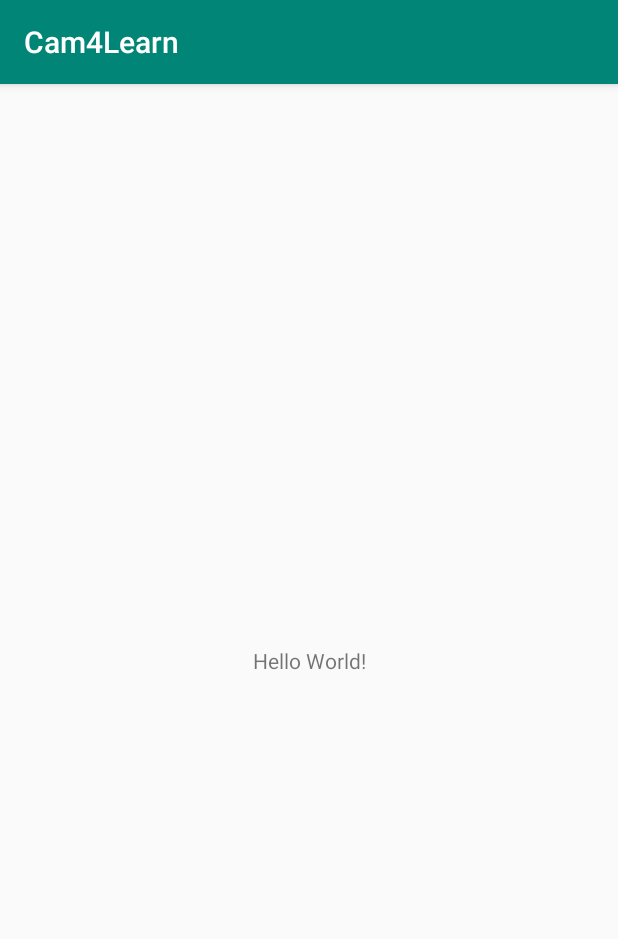
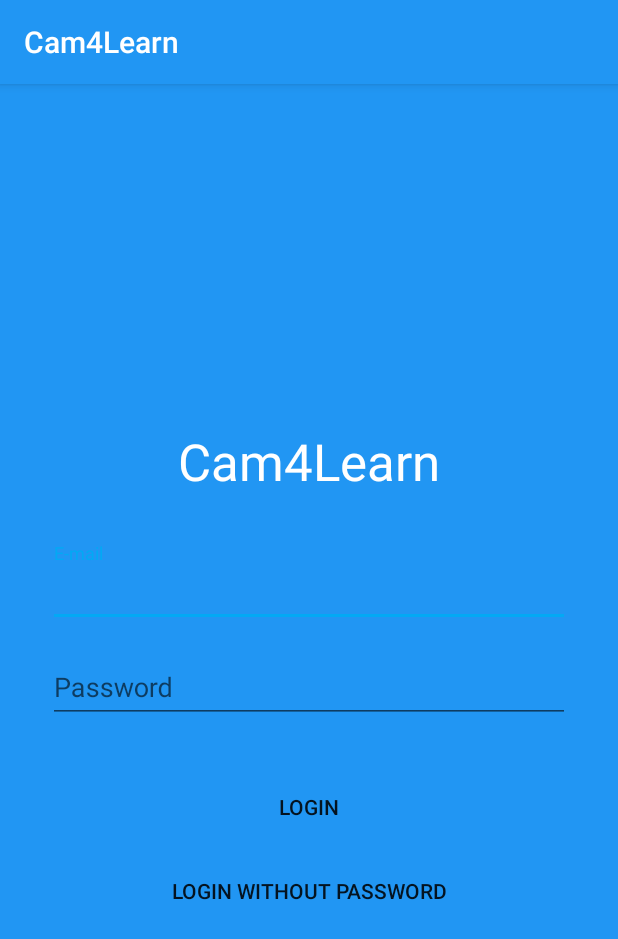
Before and after one commit to SergeyGubar/cam4learn-mobile, an Android app: the screen it shows after launch (MainActivity before the commit, LoginActivity after it), on a phone screen of 412 x 824 dp. Shown: the top 939 px of the screen. Run offline under Robolectric (Android 15) with nearby library versions, the phone set to English and light mode, and no system bars; our stand-ins replace Timber.

Commit message:
Basic login screen UI

```diff
--- a/app/build.gradle
+++ b/app/build.gradle
@@ -24,10 +24,17 @@ android {
 
 dependencies {
     implementation fileTree(dir: 'libs', include: ['*.jar'])
-    implementation"org.jetbrains.kotlin:kotlin-stdlib-jdk7:$kotlin_version"
+    implementation "org.jetbrains.kotlin:kotlin-stdlib-jdk7:$kotlin_version"
     implementation 'com.android.support:appcompat-v7:28.0.0'
     implementation 'com.android.support.constraint:constraint-layout:1.1.3'
+    implementation 'com.squareup.retrofit2:retrofit:2.5.0'
+    implementation 'com.jakewharton.timber:timber:4.7.1'
+    implementation 'com.squareup.retrofit2:adapter-rxjava:2.5.0'
+    implementation "io.reactivex.rxjava2:rxjava:2.2.7"
+    implementation 'com.squareup.retrofit2:converter-gson:2.4.0'
+    implementation 'com.google.code.gson:gson:2.8.5'
     testImplementation 'junit:junit:4.12'
     androidTestImplementation 'com.android.support.test:runner:1.0.2'
     androidTestImplementation 'com.android.support.test.espresso:espresso-core:3.0.2'
+    implementation 'com.android.support:design:28.0.0'
 }
--- a/app/src/main/AndroidManifest.xml
+++ b/app/src/main/AndroidManifest.xml
@@ -1,21 +1,29 @@
 <?xml version="1.0" encoding="utf-8"?>
 <manifest xmlns:android="http://schemas.android.com/apk/res/android"
-          xmlns:tools="http://schemas.android.com/tools" package="io.github.gubarsergey.cam4learn">
+    xmlns:tools="http://schemas.android.com/tools"
+    package="io.github.gubarsergey.cam4learn">
+
+    <uses-permission android:name="android.permission.INTERNET" />
 
     <application
-            android:allowBackup="true"
-            android:icon="@mipmap/ic_launcher"
-            android:label="@string/app_name"
-            android:roundIcon="@mipmap/ic_launcher_round"
-            android:supportsRtl="true"
-            android:theme="@style/AppTheme" tools:ignore="GoogleAppIndexingWarning">
-        <activity android:name=".MainActivity">
+        android:name=".App"
+        android:allowBackup="true"
+        android:icon="@mipmap/ic_launcher"
+        android:label="@string/app_name"
+        android:roundIcon="@mipmap/ic_launcher_round"
+        android:supportsRtl="true"
+        android:theme="@style/AppTheme"
+        tools:ignore="GoogleAppIndexingWarning">
+        <activity
+            android:name=".ui.LoginActivity"
+            android:screenOrientation="portrait">
             <intent-filter>
-                <action android:name="android.intent.action.MAIN"/>
+                <action android:name="android.intent.action.MAIN" />
+                <category android:name="android.intent.category.LAUNCHER" />
 
-                <category android:name="android.intent.category.LAUNCHER"/>
             </intent-filter>
         </activity>
+        <activity android:name=".ui.MainActivity" />
     </application>
 
 </manifest>
--- /dev/null
+++ b/app/src/main/java/io/github/gubarsergey/cam4learn/App.kt
@@ -0,0 +1,13 @@
+package io.github.gubarsergey.cam4learn
+
+import android.app.Application
+import timber.log.Timber
+
+class App : Application() {
+    override fun onCreate() {
+        super.onCreate()
+        if (BuildConfig.DEBUG) {
+            Timber.plant(Timber.DebugTree())
+        }
+    }
+}
--- a/app/src/main/java/io/github/gubarsergey/cam4learn/MainActivity.kt
+++ b/app/src/main/java/io/github/gubarsergey/cam4learn/ui/LoginActivity.kt
@@ -1,12 +1,13 @@
-package io.github.gubarsergey.cam4learn
+package io.github.gubarsergey.cam4learn.ui
 
 import android.support.v7.app.AppCompatActivity
 import android.os.Bundle
+import io.github.gubarsergey.cam4learn.R
 
-class MainActivity : AppCompatActivity() {
+class LoginActivity : AppCompatActivity() {
 
     override fun onCreate(savedInstanceState: Bundle?) {
         super.onCreate(savedInstanceState)
-        setContentView(R.layout.activity_main)
+        setContentView(R.layout.activity_login)
     }
 }
--- /dev/null
+++ b/app/src/main/java/io/github/gubarsergey/cam4learn/ui/MainActivity.kt
@@ -0,0 +1,13 @@
+package io.github.gubarsergey.cam4learn.ui
+
+import android.support.v7.app.AppCompatActivity
+import android.os.Bundle
+import io.github.gubarsergey.cam4learn.R
+
+class MainActivity : AppCompatActivity() {
+
+    override fun onCreate(savedInstanceState: Bundle?) {
+        super.onCreate(savedInstanceState)
+        setContentView(R.layout.activity_main)
+    }
+}
--- /dev/null
+++ b/app/src/main/java/io/github/gubarsergey/cam4learn/utility/helper/SharedPrefHelper.kt
@@ -0,0 +1,4 @@
+package io.github.gubarsergey.cam4learn.utility.helper
+
+object SharedPrefHelper {
+}
--- /dev/null
+++ b/app/src/main/java/io/github/gubarsergey/cam4learn/utility/validator/CredentialsValidator.kt
@@ -0,0 +1,11 @@
+package io.github.gubarsergey.cam4learn.utility.validator
+
+object CredentialsValidator {
+    fun isEmailValid(email: String): Boolean {
+        return email.length > 5
+    }
+
+    fun isPasswordValid(password: String): Boolean {
+        return password.length > 5
+    }
+}
--- /dev/null
+++ b/app/src/main/res/layout/activity_login.xml
@@ -0,0 +1,77 @@
+<?xml version="1.0" encoding="utf-8"?>
+<android.support.constraint.ConstraintLayout xmlns:android="http://schemas.android.com/apk/res/android"
+    xmlns:app="http://schemas.android.com/apk/res-auto"
+    xmlns:tools="http://schemas.android.com/tools"
+    android:layout_width="match_parent"
+    android:layout_height="match_parent"
+    android:background="@color/colorPrimary"
+    tools:context=".ui.LoginActivity">
+
+
+    <android.support.design.widget.TextInputLayout
+        android:id="@+id/textInputLayout"
+        android:layout_width="match_parent"
+        android:layout_height="wrap_content"
+        android:layout_marginStart="32dp"
+        android:layout_marginEnd="32dp"
+        android:layout_marginBottom="100dp"
+        app:layout_constraintBottom_toBottomOf="parent"
+        app:layout_constraintEnd_toEndOf="parent"
+        app:layout_constraintStart_toStartOf="parent"
+        app:layout_constraintTop_toTopOf="parent">
+
+        <android.support.design.widget.TextInputEditText
+            android:layout_width="match_parent"
+            android:layout_height="wrap_content"
+            android:hint="@string/hint_enter_email"
+            android:inputType="textEmailAddress" />
+    </android.support.design.widget.TextInputLayout>
+
+    <android.support.design.widget.TextInputLayout
+        android:id="@+id/textInputLayout2"
+        android:layout_width="0dp"
+        android:layout_height="wrap_content"
+        android:layout_marginTop="8dp"
+        android:inputType="textPassword"
+        app:layout_constraintEnd_toEndOf="@+id/textInputLayout"
+        app:layout_constraintStart_toStartOf="@+id/textInputLayout"
+        app:layout_constraintTop_toBottomOf="@+id/textInputLayout">
+
+        <android.support.design.widget.TextInputEditText
+            android:layout_width="match_parent"
+            android:layout_height="wrap_content"
+            android:hint="@string/hint_enter_password" />
+    </android.support.design.widget.TextInputLayout>
+
+    <TextView
+        android:layout_width="wrap_content"
+        android:layout_height="wrap_content"
+        android:textColor="@android:color/white"
+        android:layout_marginBottom="32dp"
+        android:text="@string/app_name"
+        android:textAppearance="@style/TextAppearance.AppCompat.Display1"
+        app:layout_constraintBottom_toTopOf="@+id/textInputLayout"
+        app:layout_constraintEnd_toEndOf="@+id/textInputLayout"
+        app:layout_constraintStart_toStartOf="@+id/textInputLayout" />
+
+    <android.support.v7.widget.AppCompatButton
+        android:id="@+id/appCompatButton"
+        style="@style/Widget.AppCompat.Button.Borderless"
+        android:layout_width="0dp"
+        android:layout_height="wrap_content"
+        android:layout_marginTop="32dp"
+        android:text="@string/login"
+        app:layout_constraintEnd_toEndOf="@+id/textInputLayout2"
+        app:layout_constraintStart_toStartOf="@+id/textInputLayout2"
+        app:layout_constraintTop_toBottomOf="@+id/textInputLayout2" />
+
+    <android.support.v7.widget.AppCompatButton
+        style="@style/Widget.AppCompat.Button.Borderless"
+        android:layout_width="0dp"
+        android:layout_height="wrap_content"
+        android:layout_marginTop="8dp"
+        android:text="@string/login_without_password"
+        app:layout_constraintEnd_toEndOf="@+id/appCompatButton"
+        app:layout_constraintStart_toStartOf="@+id/appCompatButton"
+        app:layout_constraintTop_toBottomOf="@+id/appCompatButton" />
+</android.support.constraint.ConstraintLayout>
--- a/app/src/main/res/layout/activity_main.xml
+++ b/app/src/main/res/layout/activity_main.xml
@@ -5,7 +5,7 @@
         xmlns:app="http://schemas.android.com/apk/res-auto"
         android:layout_width="match_parent"
         android:layout_height="match_parent"
-        tools:context=".MainActivity">
+        tools:context=".ui.MainActivity">
 
     <TextView
             android:layout_width="wrap_content"
--- a/app/src/main/res/values/colors.xml
+++ b/app/src/main/res/values/colors.xml
@@ -1,6 +1,6 @@
 <?xml version="1.0" encoding="utf-8"?>
 <resources>
-    <color name="colorPrimary">#008577</color>
-    <color name="colorPrimaryDark">#00574B</color>
-    <color name="colorAccent">#D81B60</color>
+    <color name="colorPrimary">#2196F3</color>
+    <color name="colorPrimaryDark">#1976D2</color>
+    <color name="colorAccent">#03A9F4</color>
 </resources>
--- a/app/src/main/res/values/strings.xml
+++ b/app/src/main/res/values/strings.xml
@@ -1,3 +1,7 @@
 <resources>
     <string name="app_name">Cam4Learn</string>
+    <string name="hint_enter_email">E-mail</string>
+    <string name="hint_enter_password">Password</string>
+    <string name="login">Login</string>
+    <string name="login_without_password">Login without password</string>
 </resources>
```
